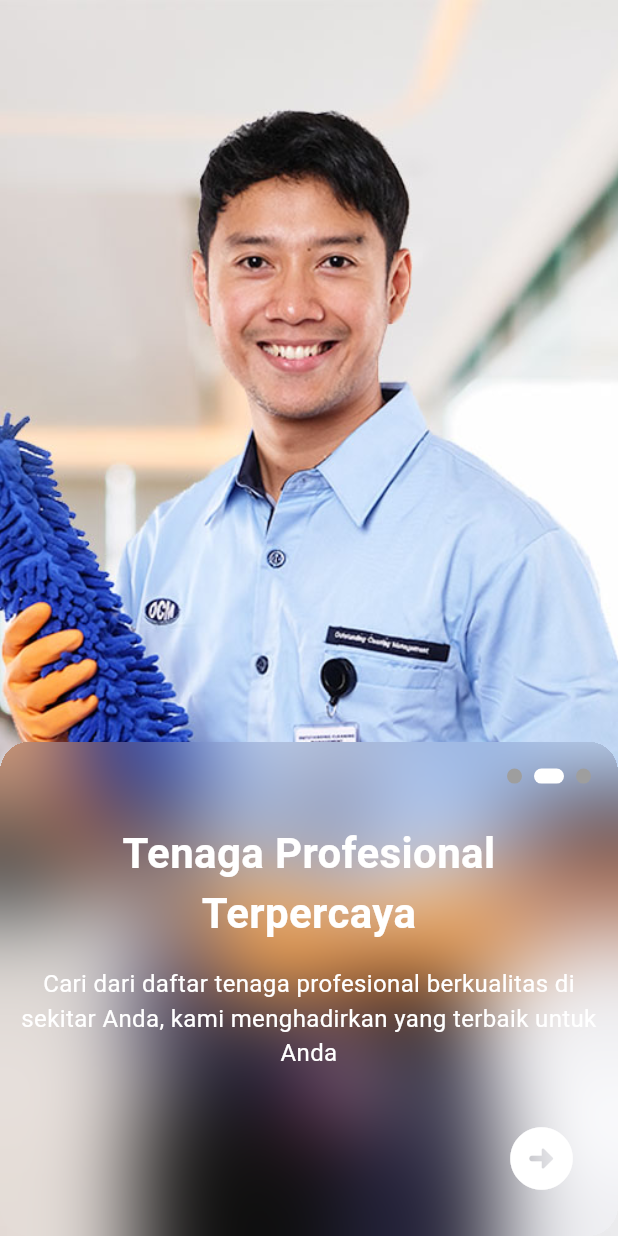
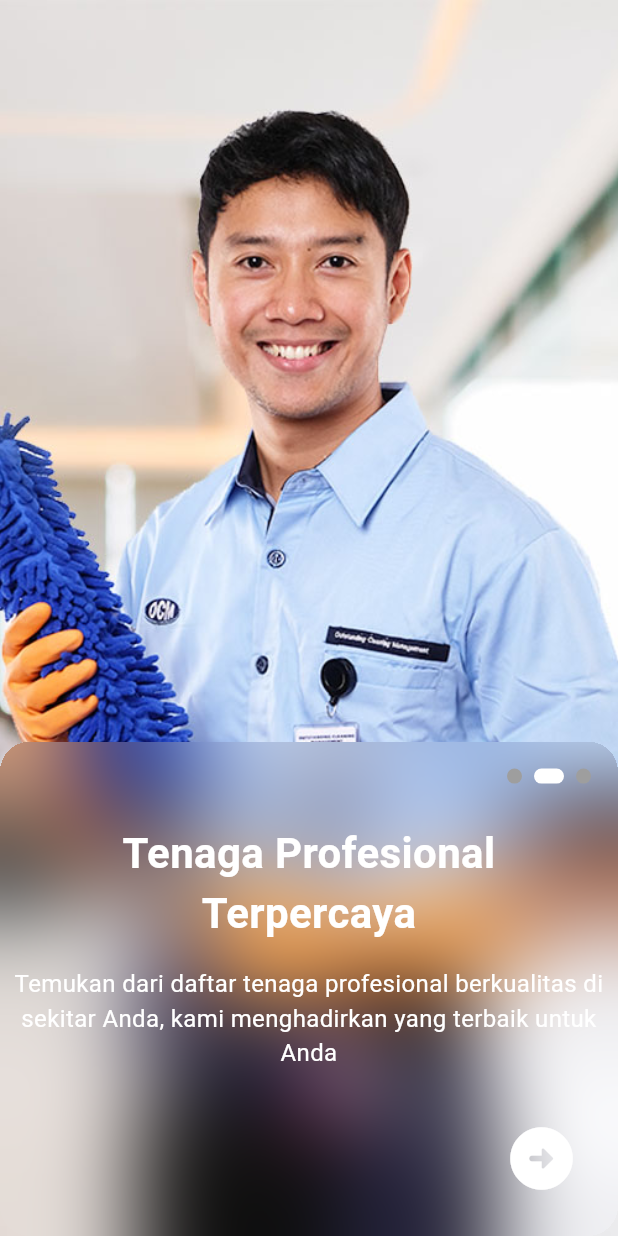
Before and after one commit to kakfendy/kerjain, a Flutter app: the screen it shows after launch, swiped to page 2, on a phone screen of 412 x 824 dp. Run offline on Flutter 3.47's test engine with Material 3 defaults, Android fonts, the phone set to English and light mode, and no system bars; drawn by our look-alikes of smooth_page_indicator; our stand-ins replace firebase_core, flutter_mobx, mobx, shared_preferences, smooth_star_rating_null_safety; missing offline and left inert: country_calling_code_picker; accounts and stored records are empty; generated files the repository leaves out were written again.

```diff
--- a/lib/screens/walk_through_screen.dart
+++ b/lib/screens/walk_through_screen.dart
@@ -41,7 +41,7 @@ class _WalkThroughScreenState extends State<WalkThroughScreen> {
     list.add(
       WalkThroughModel(
         "Tenaga Profesional Terpercaya",
-        "Cari dari daftar tenaga profesional berkualitas di sekitar Anda, kami menghadirkan yang terbaik untuk Anda",
+        "Temukan dari daftar tenaga profesional berkualitas di sekitar Anda, kami menghadirkan yang terbaik untuk Anda",
         workerNew,
       ),
     );
```
